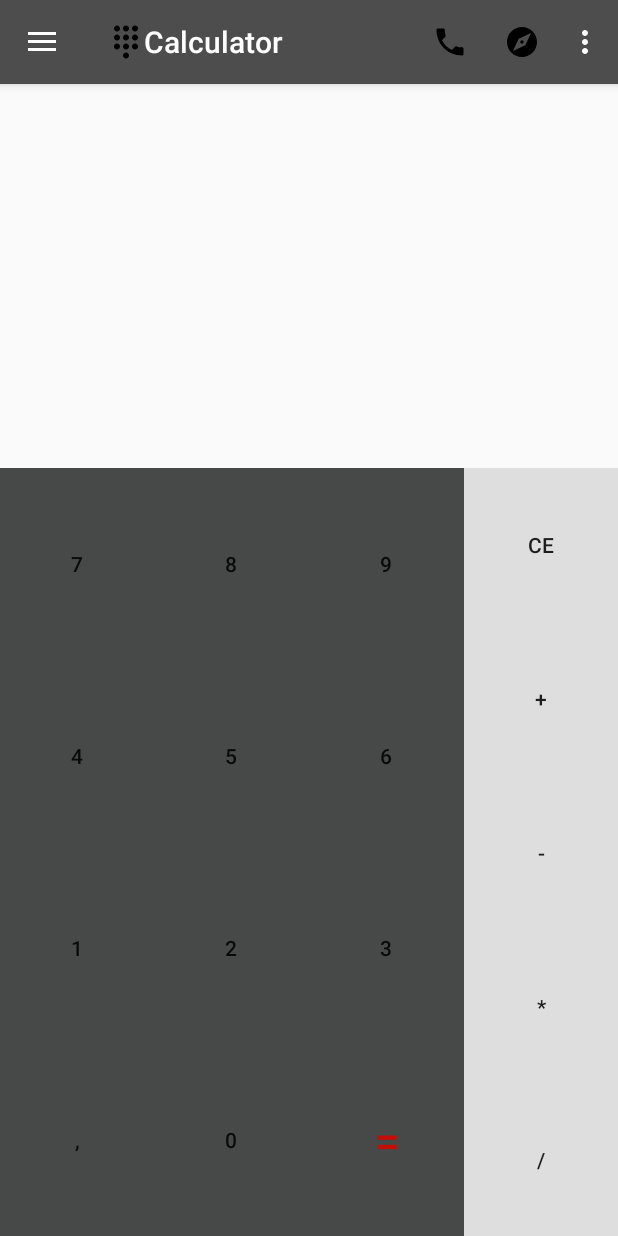
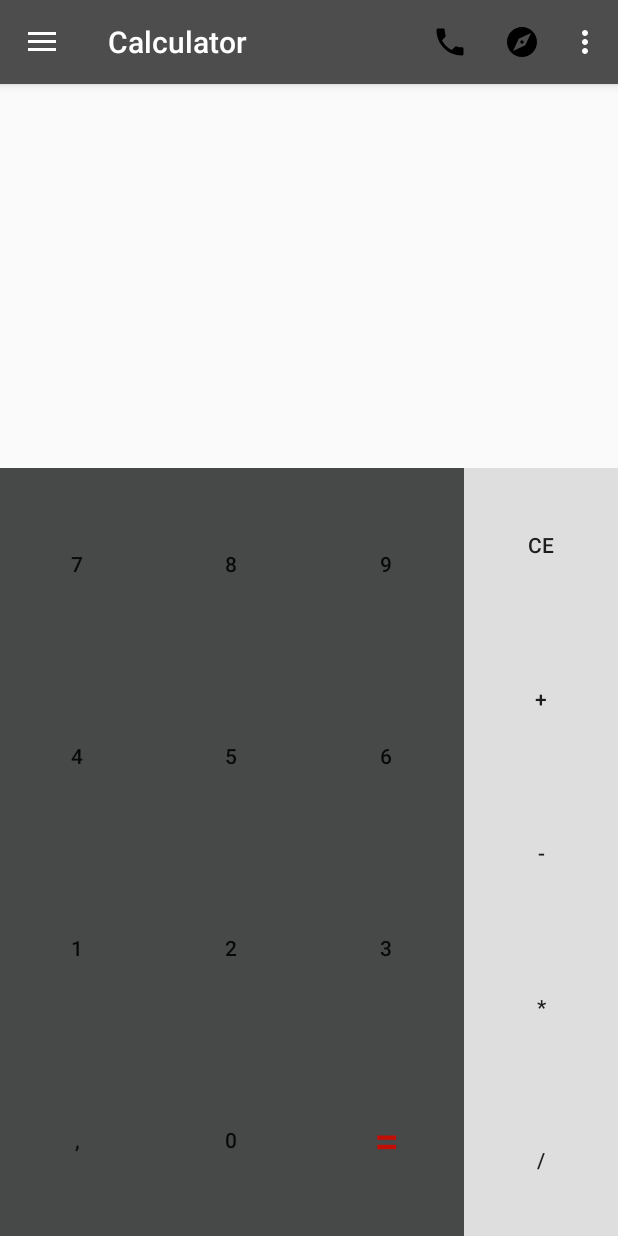
Before and after one commit to albertbecervas/EvilMemory, an Android app: the MainActivity screen opened directly, with no data from a screen before it, on a phone screen of 412 x 824 dp. Run offline under Robolectric (Android 15) with nearby library versions, the light colour scheme and no system bars.

Commit message:
problema hamburger resuelto y fallo en los permisos de READ_EXTERNAL_STORAGE

```diff
--- a/app/src/main/java/com/evilmem/albert/evilmemory/Activities/MainActivity.java
+++ b/app/src/main/java/com/evilmem/albert/evilmemory/Activities/MainActivity.java
@@ -38,7 +38,6 @@ public class MainActivity extends drawer{
 
     String symbol;
 
-    Toolbar toolbar;
 
     SharedPreferences sharedPreferences;
     SharedPreferences.Editor editor;
@@ -50,10 +49,6 @@ public class MainActivity extends drawer{
     protected void onCreate(Bundle savedInstanceState) {
         super.onCreate(savedInstanceState);
         setContentView(R.layout.activity_main);
-
-        toolbar = (Toolbar) findViewById(R.id.toolbar);
-        setSupportActionBar(toolbar);
-        toolbar.setLogo(R.drawable.ic_dialpad_black_24dp);
 
         operands = (TextView) findViewById(R.id.operands);
         result = (TextView) findViewById(R.id.result);
```
